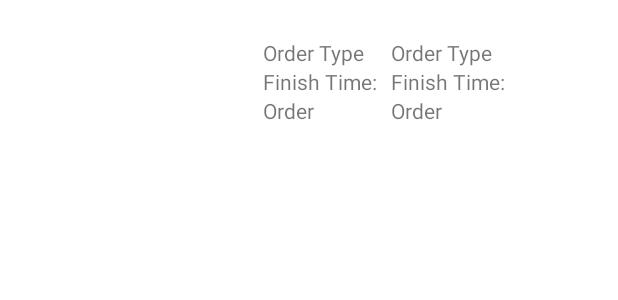
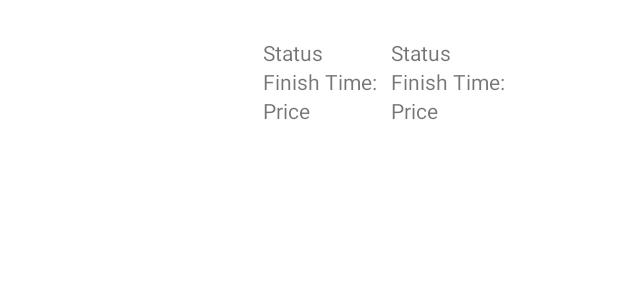
Before and after one commit to CKY531/CUDeliver, an Android app: the layout order_list_item.xml on its own in the app's theme, with its tools: preview values and no code run, on a phone screen of 412 x 824 dp. Shown: the top 300 px of the screen. Run offline under Robolectric (Android 15) with nearby library versions, the phone set to English and light mode, and no system bars.

```diff
--- a/app/src/main/java/edu/cuhk/cudeliver/MainActivity.java
+++ b/app/src/main/java/edu/cuhk/cudeliver/MainActivity.java
@@ -42,7 +42,7 @@ public class MainActivity extends AppCompatActivity {
         contentView = findViewById(android.R.id.content);
 //         init Firebase
         auth = FirebaseAuth.getInstance();
-        db = FirebaseDatabase.getInstance();
+        db = FirebaseDatabase.getInstance("https://cudeliver-523c3-default-rtdb.asia-southeast1.firebasedatabase.app");
         users = db.getReference("Users");
 
         progressDialog = new ProgressDialog(this);
@@ -85,6 +85,7 @@ public class MainActivity extends AppCompatActivity {
                             Utils.showMessage(contentView,"User not found.",Utils.WARNING);
                         }else
                         {
+                            Log.d("AUTH",e.getMessage());
                             Utils.showMessage(contentView,"Unknown error.",Utils.WARNING);
                         }
                     }
--- a/app/src/main/java/model/Order.java
+++ b/app/src/main/java/model/Order.java
@@ -145,6 +145,10 @@ public class Order {
         this.status = status;
     }
 
+    public Order(){
+
+    }
+
     public Order(double startLat, double startLong, double destinationLat, double destinationLong, String startName, String destinationName, String startTime, String arrTime, double price, String contact, String orderCreator, String orderDeliver, String status) {
         this.startLat = startLat;
         this.startLong = startLong;
--- a/app/src/main/res/layout/order_list_item.xml
+++ b/app/src/main/res/layout/order_list_item.xml
@@ -26,7 +26,7 @@
                 <TextView
                     android:layout_width="85dp"
                     android:layout_height="wrap_content"
-                    android:text="Order Type" />
+                    android:text="Status" />
 
                 <TextView
                     android:layout_width="85dp"
@@ -36,7 +36,7 @@
                 <TextView
                     android:layout_width="85dp"
                     android:layout_height="wrap_content"
-                    android:text="Order" />
+                    android:text="Price" />
 
             </LinearLayout>
 
@@ -48,10 +48,10 @@
                 >
 
                 <TextView
-                    android:id="@+id/text_order_type"
+                    android:id="@+id/text_status"
                     android:layout_width="85dp"
                     android:layout_height="wrap_content"
-                    android:text="Order Type" />
+                    android:text="Status" />
 
                 <TextView
                     android:id="@+id/text_finish_time"
@@ -60,10 +60,10 @@
                     android:text="Finish Time:" />
 
                 <TextView
-                    android:id="@+id/text_order"
+                    android:id="@+id/text_price"
                     android:layout_width="85dp"
                     android:layout_height="wrap_content"
-                    android:text="Order" />
+                    android:text="Price" />
 
             </LinearLayout>
 
```
Also changed, not shown: app/src/main/java/edu/cuhk/cudeliver/OrderDisplayFragment.java (+36 -22 lines), app/src/main/java/edu/cuhk/cudeliver/OrderListAdapter.java (+12 -16 lines), app/src/main/java/edu/cuhk/cudeliver/OrderToDeliverFragment.java (+9 -7 lines), app/src/main/java/edu/cuhk/cudeliver/SignUpActivity.java (+7 -1 lines), app/src/main/java/edu/cuhk/cudeliver/YourOrderFragment.java (+9 -7 lines).
